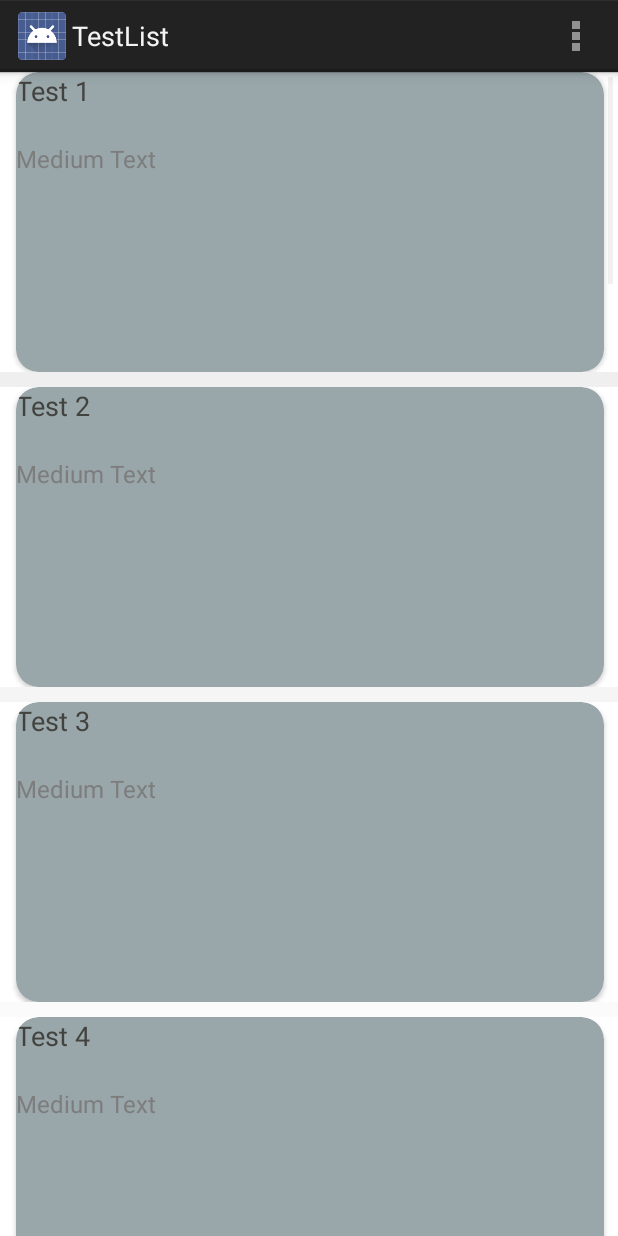
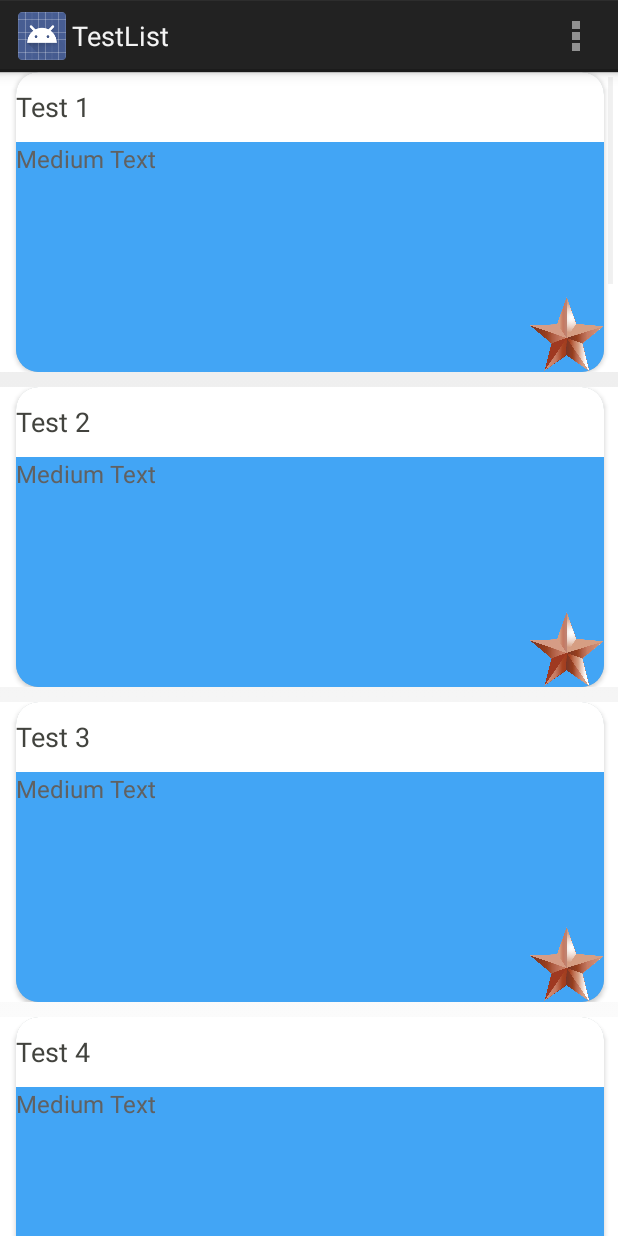
Before and after one commit to MichaelGar/testproject, an Android app: the TestList screen opened directly, with no data from a screen before it, on a phone screen of 412 x 824 dp. Run offline under Robolectric (Android 15) with nearby library versions, the phone set to English and light mode, and no system bars.

Commit message:
new disign

```diff
--- a/app/src/main/res/layout/small_test_card.xml
+++ b/app/src/main/res/layout/small_test_card.xml
@@ -37,7 +37,8 @@
                     android:orientation="horizontal"
                     android:layout_width="match_parent"
                     android:layout_height="match_parent"
-                    android:layout_weight="1">
+                    android:layout_weight="1"
+                    android:background="#ffffffff">
 
                     <TextView
                         android:id="@+id/test_name"
@@ -48,14 +49,15 @@
                         android:textColor="#ff42433e"
                         android:layout_alignParentTop="true"
                         android:layout_centerHorizontal="true"
-                        android:layout_gravity="center_horizontal" />
+                        android:layout_gravity="center_vertical" />
                 </LinearLayout>
 
                 <LinearLayout
-                    android:orientation="horizontal"
+                    android:orientation="vertical"
                     android:layout_width="match_parent"
                     android:layout_height="match_parent"
-                    android:layout_weight="0.3">
+                    android:layout_weight="0.3"
+                    android:background="#42A5F5">
 
                     <TextView
                         android:layout_width="match_parent"
@@ -64,8 +66,15 @@
                         android:text="Medium Text"
                         android:id="@+id/test_descr"
                         android:layout_weight="1"
-                        android:textColor="#ff7d7d7d"
+                        android:textColor="#616161"
                         android:textSize="16dp" />
+
+                    <ImageView
+                        android:layout_width="50dp"
+                        android:layout_height="50dp"
+                        android:id="@+id/imageView"
+                        android:background="@drawable/brstar"
+                        android:layout_gravity="bottom|right" />
                 </LinearLayout>
             </LinearLayout>
 
--- a/app/src/main/res/menu/menu_test_list.xml
+++ b/app/src/main/res/menu/menu_test_list.xml
@@ -2,5 +2,6 @@
     xmlns:tools="http://schemas.android.com/tools"
     tools:context="com.example.alpha.projecttest.TestList">
     <item android:id="@+id/action_settings" android:title="@string/action_settings"
-        android:orderInCategory="100" android:showAsAction="never" />
+        android:orderInCategory="100"
+        android:showAsAction="never" />
 </menu>
--- a/app/src/main/res/values/strings.xml
+++ b/app/src/main/res/values/strings.xml
@@ -2,7 +2,6 @@
 <resources>
 
     <string name="app_name">ProjectTest</string>
-    <string name="hello_world">Hello world!</string>
     <string name="action_settings">Settings</string>
     <string name="title_activity_test_list">TestList</string>
 
```
Also changed, not shown: app/src/main/res/drawable/brstar.png (added), app/src/main/res/drawable/goldlstar.png (added), app/src/main/res/drawable/silverstar.png (added), 1 other file.
